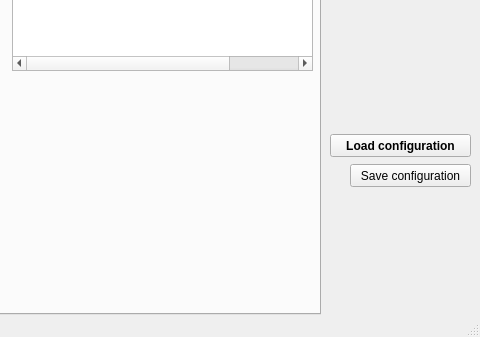
esa/spacecreator, file src/libs/libiveditor/modelchecking/modelcheckingwindow.ui: the form before one commit; both pictures show x 400 to 880 and y 383 to 720 of the 880 by 720 pixel window.
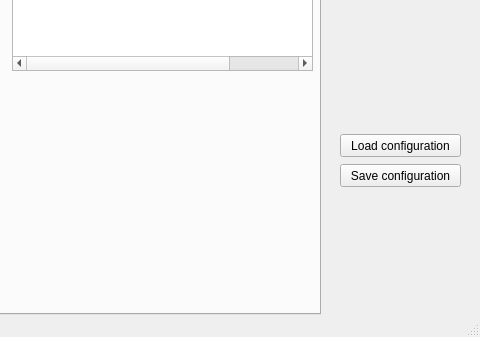
The form after the commit.

The edit to the form file:
```diff
--- a/src/libs/libiveditor/modelchecking/modelcheckingwindow.ui
+++ b/src/libs/libiveditor/modelchecking/modelcheckingwindow.ui
@@ -545,7 +545,7 @@
    <widget class="QPushButton" name="pushButton_saveConfiguration">
     <property name="geometry">
      <rect>
-      <x>750</x>
+      <x>740</x>
       <y>530</y>
       <width>121</width>
       <height>23</height>
@@ -558,16 +558,16 @@
    <widget class="QPushButton" name="pushButton_loadConfiguration">
     <property name="geometry">
      <rect>
-      <x>730</x>
+      <x>740</x>
       <y>500</y>
-      <width>141</width>
+      <width>121</width>
       <height>23</height>
      </rect>
     </property>
     <property name="font">
      <font>
-      <weight>75</weight>
-      <bold>true</bold>
+      <weight>50</weight>
+      <bold>false</bold>
      </font>
     </property>
     <property name="text">
```
